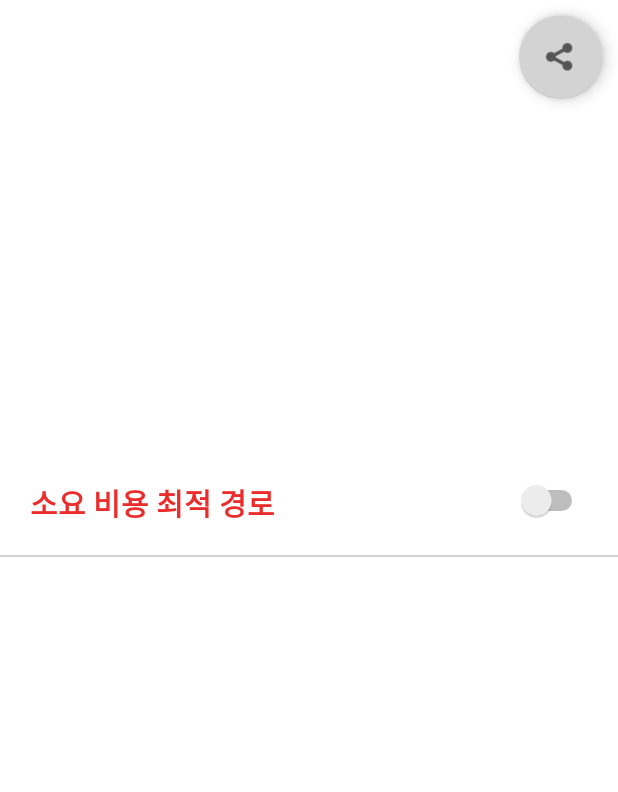
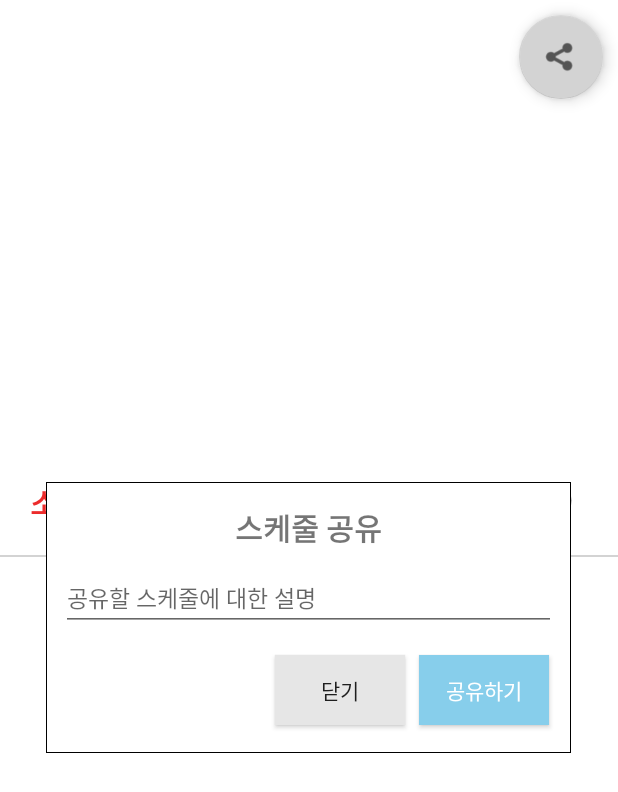
Before and after one commit to fit-trip/client, an Android app: the layout activity_detail_schedule.xml on its own in the app's theme, with its tools: preview values and no code run, on a phone screen of 412 x 824 dp. Shown: the top 792 px of the screen. Run offline under Robolectric (Android 15) with nearby library versions, the phone set to English and light mode, and no system bars.

Commit message:
Chore: 스케줄 공유 dialog 버튼 디자인 수정

```diff
--- /dev/null
+++ b/app/src/main/res/drawable/dialog.xml
@@ -0,0 +1,18 @@
+<?xml version="1.0" encoding="utf-8"?>
+<layer-list xmlns:android="http://schemas.android.com/apk/res/android">
+    <item>
+        <shape android:shape="rectangle">
+            <stroke android:width = "1dp" android:color = "#000000"/>
+        </shape>
+    </item>
+
+    <item
+        android:bottom="1dp"
+        android:left="1dp"
+        android:right="1dp"
+        android:top="1dp">
+        <shape android:shape="rectangle">
+            <solid android:color="@color/white"/>
+        </shape>
+    </item>
+</layer-list>
--- /dev/null
+++ b/app/src/main/res/drawable/dialog_cancel.xml
@@ -0,0 +1,15 @@
+<?xml version="1.0" encoding="utf-8"?>
+<layer-list xmlns:android="http://schemas.android.com/apk/res/android">
+
+    <item
+        android:bottom="1dp"
+        android:left="1dp"
+        android:right="1dp"
+        android:top="1dp">
+
+        <shape android:shape="rectangle">
+            <solid android:color="#e6e6e6"/>
+        </shape>
+    </item>
+
+</layer-list>
--- /dev/null
+++ b/app/src/main/res/drawable/dialog_confirm.xml
@@ -0,0 +1,16 @@
+<?xml version="1.0" encoding="utf-8"?>
+<layer-list xmlns:android="http://schemas.android.com/apk/res/android">
+
+    <item
+        android:bottom="1dp"
+        android:left="1dp"
+        android:right="1dp"
+        android:top="1dp">
+
+        <shape android:shape="rectangle">
+            <solid android:color="#87ceeb"/>
+
+        </shape>
+    </item>
+
+</layer-list>
--- a/app/src/main/res/layout/activity_detail_schedule.xml
+++ b/app/src/main/res/layout/activity_detail_schedule.xml
@@ -64,51 +64,84 @@
         android:background="#45000000"/>
 
 
-    <FrameLayout xmlns:android="http://schemas.android.com/apk/res/android"
+    <FrameLayout
         android:id="@+id/layout_share_form"
         android:layout_width="350dp"
         android:layout_height="wrap_content"
-        android:background="@color/lightGray"
-        android:visibility="invisible"
+        android:background="@drawable/dialog"
+        android:visibility="visible"
         android:layout_gravity="center"
         android:layout_centerInParent="true">
+
             <RelativeLayout
                 android:layout_width="match_parent"
                 android:layout_height="wrap_content"
-                android:padding="16dp">
-                <ImageButton
-                    android:id="@+id/btn_close_form"
-                    android:src="@android:drawable/ic_menu_close_clear_cancel"
-                    android:layout_alignParentTop="true"
-                    android:layout_width="20dp"
-                    android:layout_height="20dp"
-                    android:layout_marginBottom="10dp"
-                    />
+                android:padding="10dp">
+
+<!--                <ImageButton-->
+<!--                    android:id="@+id/btn_close_form"-->
+<!--                    android:src="@android:drawable/ic_menu_close_clear_cancel"-->
+<!--                    android:layout_alignParentTop="true"-->
+<!--                    android:layout_width="20dp"-->
+<!--                    android:layout_height="20dp"-->
+<!--                    android:layout_marginBottom="10dp"-->
+<!--                    />-->
 
                 <TextView
                     android:id="@+id/text_share_form_title"
-                    android:layout_below="@+id/btn_close_form"
-                    android:layout_width="match_parent"
+                    android:layout_width="wrap_content"
                     android:layout_height="wrap_content"
-                    android:text="공유하는 스케줄에 대한 간단한 설명을 적어주세요"
+                    android:layout_marginTop="5dp"
+                    android:text="스케줄 공유"
+                    android:textSize="20sp"
+                    android:layout_centerHorizontal="true"
                     android:textStyle="bold"
                     />
 
                 <EditText
                     android:id="@+id/edit_share_form"
-                    android:layout_below="@id/text_share_form_title"
                     android:layout_width="match_parent"
                     android:layout_height="wrap_content"
+                    android:layout_below="@id/text_share_form_title"
+                    android:layout_marginTop="10dp"
+                    android:textSize="15sp"
                     android:maxLines="3"
-                    android:hint="여기에 입력해 주세요" />
+                    android:hint="공유할 스케줄에 대한 설명" />
 
-                <androidx.appcompat.widget.AppCompatButton
-                    android:id="@+id/btn_share_req"
-                    android:layout_below="@id/edit_share_form"
-                    android:layout_alignParentRight="true"
-                    android:layout_width="wrap_content"
+
+                <LinearLayout
+                    android:layout_width="match_parent"
                     android:layout_height="wrap_content"
-                    android:text="공유하기"/>
+                    android:orientation="horizontal"
+                    android:layout_marginTop="15dp"
+                    android:gravity="center_vertical"
+                    android:layout_below="@id/edit_share_form">
+
+                    <View
+                        android:layout_width="0dp"
+                        android:layout_height="0dp"
+                        android:layout_weight="1"/>
+
+                    <androidx.appcompat.widget.AppCompatButton
+                        android:id="@+id/btn_close_form"
+                        android:layout_width="wrap_content"
+                        android:layout_height="wrap_content"
+                        android:background="@drawable/dialog_cancel"
+                        android:layout_gravity="right"
+                        android:layout_margin="4dp"
+                        android:text="닫기"/>
+
+                    <androidx.appcompat.widget.AppCompatButton
+                        android:id="@+id/btn_share_req"
+                        android:layout_alignParentRight="true"
+                        android:layout_width="wrap_content"
+                        android:layout_height="wrap_content"
+                        android:background="@drawable/dialog_confirm"
+                        android:layout_gravity="right"
+                        android:textColor="@color/white"
+                        android:layout_margin="4dp"
+                        android:text="공유하기"/>
+                </LinearLayout>
             </RelativeLayout>
 
     </FrameLayout>
```
